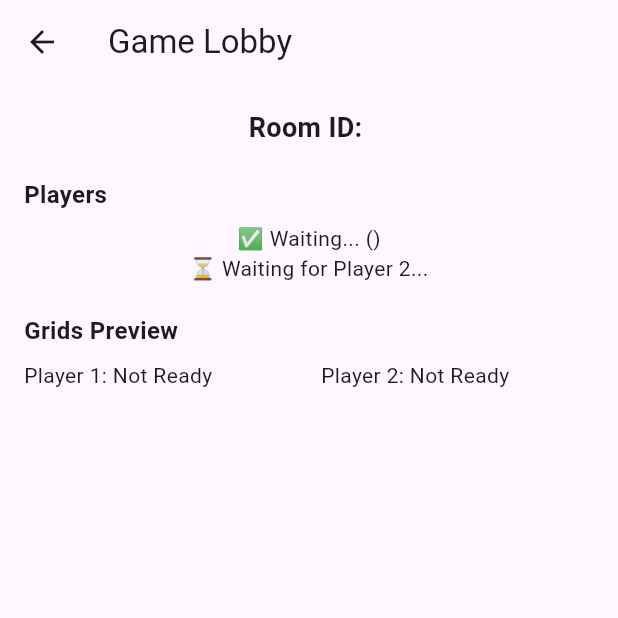
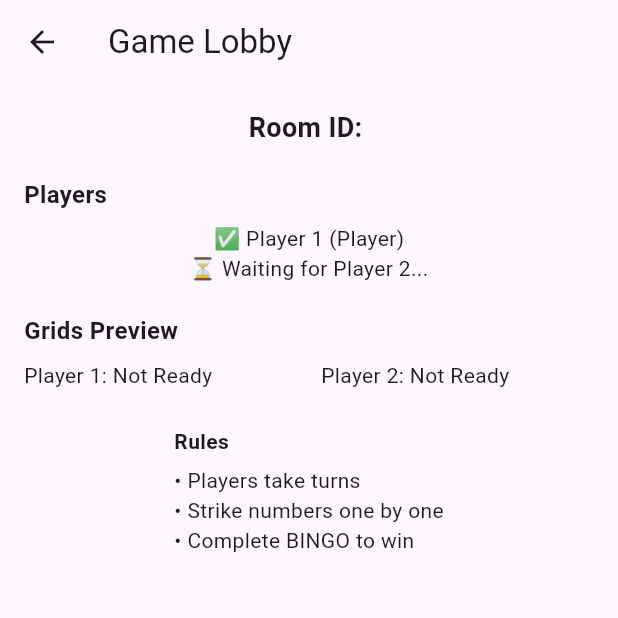
Before and after one commit to aj-aditya19/BingoGame, a Flutter app: the LobbyScreen screen opened directly with empty values, on a phone screen of 412 x 824 dp, the top half of it. Run offline on Flutter 3.47's test engine with Material 3 defaults, Android fonts, the light colour scheme and no system bars; our stand-ins replace firebase_auth, firebase_core, google_sign_in, socket_io_client; accounts and stored records are empty; network calls fail; project files that could hold a hidden picture were left out.

Commit message:
Version 4.1, issue - lobby flutter, and deleting room in flutter

```diff
--- a/app/lib/models/cell_model.dart
+++ b/app/lib/models/cell_model.dart
@@ -1,12 +1,12 @@
 class CellModel {
-  int? value;
-  bool chosen;
+  int value;
+  bool marked;
 
-  CellModel({this.value, this.chosen = false});
+  CellModel({required this.value, this.marked = false});
 
-  Map<String, dynamic> toJson() => {"value": value, "chosen": chosen};
+  Map<String, dynamic> toJson() => {"value": value, "marked": marked};
 
   factory CellModel.fromJson(Map<String, dynamic> json) {
-    return CellModel(value: json["value"], chosen: json["chosen"] ?? false);
+    return CellModel(value: json["value"], marked: json["marked"] ?? false);
   }
 }
--- a/app/lib/pages/lobby_screen.dart
+++ b/app/lib/pages/lobby_screen.dart
@@ -1,6 +1,4 @@
 import 'package:flutter/material.dart';
-import 'package:socket_io_client/socket_io_client.dart' as IO;
-
 import '../models/cell_model.dart';
 import '../services/socket_service.dart';
 
@@ -9,7 +7,7 @@ class LobbyScreen extends StatefulWidget {
   final bool isHost;
   final Map<String, dynamic> user;
   final List<List<CellModel>> myGrid;
-  final Function(String)? onStartGame;
+  final VoidCallback onStartGame;
 
   const LobbyScreen({
     super.key,
@@ -31,36 +29,33 @@ class _LobbyScreenState extends State<LobbyScreen> {
   Map<String, dynamic>? player2;
 
   @override
-  @override
   void initState() {
     super.initState();
-
-    socketService.connect();
-
-    // Wait until socket is actually connected
-    socketService.socket.onConnect((_) {
-      print("✅ Connected inside LobbyScreen");
-
-      // Emit join-room
-      socketService.socket.emit("join-room", {
-        "roomId": widget.roomId,
-        "user": {
-          "id": widget.user["_id"],
-          "name": widget.user["name"],
-          "grid": widget.myGrid
-              .map((row) => row.map((cell) => cell.toJson()).toList())
-              .toList(),
-          "role": widget.isHost ? "Host" : "Player",
-        },
-      });
-    });
-
-    // Room updates
+    print("Player1 = $player1\n");
+    print("RoomId: ${widget.roomId},\n isHost: ${widget.isHost}\n");
+    print("User info: ${widget.user}\n");
+    print("Grid length: ${widget.myGrid.length}\n");
+    // Listen to "room-joined" updates from server
     socketService.socket.on("room-joined", (players) {
       if (!mounted) return;
-      print("🔹 room-joined event: $players");
 
-      final list = List<Map<String, dynamic>>.from(players);
+      // Safe conversion for nested grid
+      final list = (players as List)
+          .map((p) => Map<String, dynamic>.from(p))
+          .toList();
+
+      for (var player in list) {
+        if (player["grid"] != null) {
+          final gridJson = (player["grid"] as List)
+              .map(
+                (row) => (row as List)
+                    .map((cell) => Map<String, dynamic>.from(cell))
+                    .toList(),
+              )
+              .toList();
+          player["grid"] = gridJson;
+        }
+      }
 
       setState(() {
         player1 = list.isNotEmpty ? list[0] : null;
@@ -68,20 +63,17 @@ class _LobbyScreenState extends State<LobbyScreen> {
       });
     });
 
-    // Game start
-    socketService.socket.on("game-start", (data) {
+    // Optional: listen for game start
+    socketService.socket.on("game-start", (_) {
       if (!mounted) return;
-      widget.onStartGame?.call(data["turnUserId"]);
+      widget.onStartGame();
     });
   }
 
   @override
   void dispose() {
-    socketService.socket.emit("leave-room", {"roomId": widget.roomId});
-
     socketService.socket.off("room-joined");
     socketService.socket.off("game-start");
-
     super.dispose();
   }
 
@@ -99,7 +91,7 @@ class _LobbyScreenState extends State<LobbyScreen> {
             ),
             const SizedBox(height: 20),
 
-            /// 👥 PLAYERS
+            /// Players Section
             const Align(
               alignment: Alignment.centerLeft,
               child: Text(
@@ -108,19 +100,17 @@ class _LobbyScreenState extends State<LobbyScreen> {
               ),
             ),
             const SizedBox(height: 8),
-
             Text(
-              "✅ ${player1?["name"] ?? "Waiting..."} (${player1?["role"] ?? ""})",
+              "✅ ${player1?["name"] ?? "Player 1"} (${player1?["role"] ?? "Player"})",
             ),
             Text(
               player2 != null
-                  ? "✅ ${player2!["name"]} (${player2!["role"]})"
+                  ? "✅ ${player2!["name"]} (${player2!["role"] ?? "Player"})"
                   : "⏳ Waiting for Player 2...",
             ),
-
             const SizedBox(height: 20),
 
-            /// 🔢 GRID PREVIEW
+            /// Grid Preview
             const Align(
               alignment: Alignment.centerLeft,
               child: Text(
@@ -129,7 +119,6 @@ class _LobbyScreenState extends State<LobbyScreen> {
               ),
             ),
             const SizedBox(height: 8),
-
             Row(
               children: [
                 Expanded(
@@ -144,25 +133,38 @@ class _LobbyScreenState extends State<LobbyScreen> {
 
             const SizedBox(height: 24),
 
-            /// ▶ START GAME
-            if (widget.isHost && player2 != null)
-              SizedBox(
+            /// Rules (optional, like React)
+            Column(
+              crossAxisAlignment: CrossAxisAlignment.start,
+              children: const [
+                Text("Rules", style: TextStyle(fontWeight: FontWeight.bold)),
+                SizedBox(height: 6),
+                Text("• Players take turns"),
+                Text("• Strike numbers one by one"),
+                Text("• Complete BINGO to win"),
+              ],
+            ),
+
+            const SizedBox(height: 20),
+
+            /// Start Button
+            Visibility(
+              visible: widget.isHost && player2 != null,
+              child: SizedBox(
                 width: double.infinity,
                 child: ElevatedButton(
-                  onPressed: () {
-                    socketService.socket.emit("start-game", {
-                      "roomId": widget.roomId,
-                    });
-                  },
+                  onPressed: widget.onStartGame,
                   child: const Text("Let's Play"),
                 ),
               ),
-
-            if (widget.isHost && player2 == null)
-              const Padding(
+            ),
+            Visibility(
+              visible: widget.isHost && player2 == null,
+              child: const Padding(
                 padding: EdgeInsets.only(top: 12),
                 child: Text("Waiting for another player..."),
               ),
+            ),
           ],
         ),
       ),
@@ -170,19 +172,24 @@ class _LobbyScreenState extends State<LobbyScreen> {
   }
 }
 
-/// ================= GRID PREVIEW =================
-
+/// GridPreview like React.js
 class GridPreview extends StatelessWidget {
   final String title;
-  final List<dynamic>? grid;
+  final List<dynamic>? grid; // JSON from socket
 
   const GridPreview({super.key, required this.title, this.grid});
 
   @override
   Widget build(BuildContext context) {
-    if (grid == null) {
-      return Text("$title: Not Ready");
-    }
+    if (grid == null) return Text("$title: Not Ready");
+
+    final List<List<CellModel>> typedGrid = grid!
+        .map<List<CellModel>>(
+          (row) => (row as List)
+              .map<CellModel>((cell) => CellModel.fromJson(cell))
+              .toList(),
+        )
+        .toList();
 
     return Column(
       crossAxisAlignment: CrossAxisAlignment.start,
@@ -201,14 +208,16 @@ class GridPreview extends StatelessWidget {
           itemBuilder: (context, index) {
             final r = index ~/ 5;
             final c = index % 5;
-            final cell = grid![r][c];
-            final value = cell["value"];
+            final cell = typedGrid[r][c];
 
             return Container(
               alignment: Alignment.center,
-              decoration: BoxDecoration(border: Border.all(color: Colors.grey)),
+              decoration: BoxDecoration(
+                border: Border.all(color: Colors.grey),
+                color: cell.marked ? Colors.greenAccent : Colors.white,
+              ),
               child: Text(
-                value?.toString() ?? "",
+                cell.value.toString(),
                 style: const TextStyle(fontSize: 12),
               ),
             );
```
Also changed, not shown: app/lib/main.dart (+46 -15 lines), app/lib/pages/create_room_screen.dart (+108 -11 lines), app/lib/pages/game_screen.dart (+36 -32 lines), app/lib/pages/grid_screen.dart (+6 -3 lines), app/lib/pages/join_room_screen.dart (+10 -6 lines), app/lib/services/socket_service.dart (+8 -6 lines), 2 other files.
